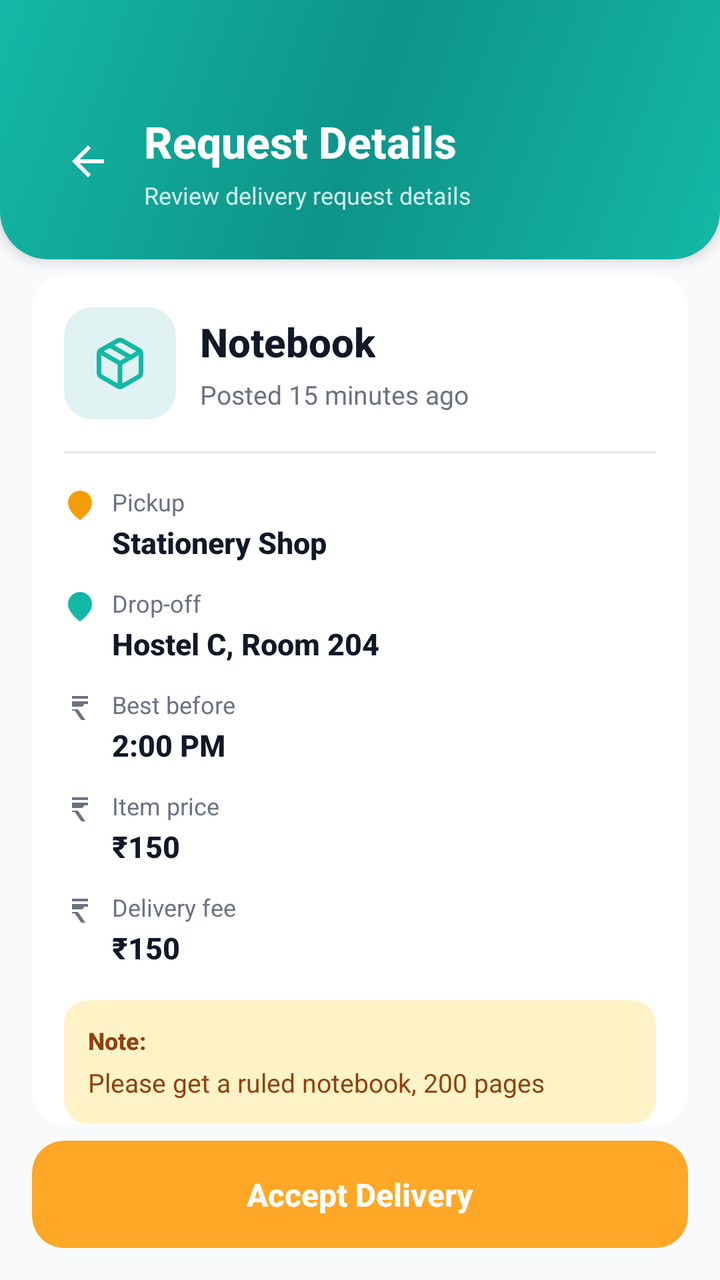
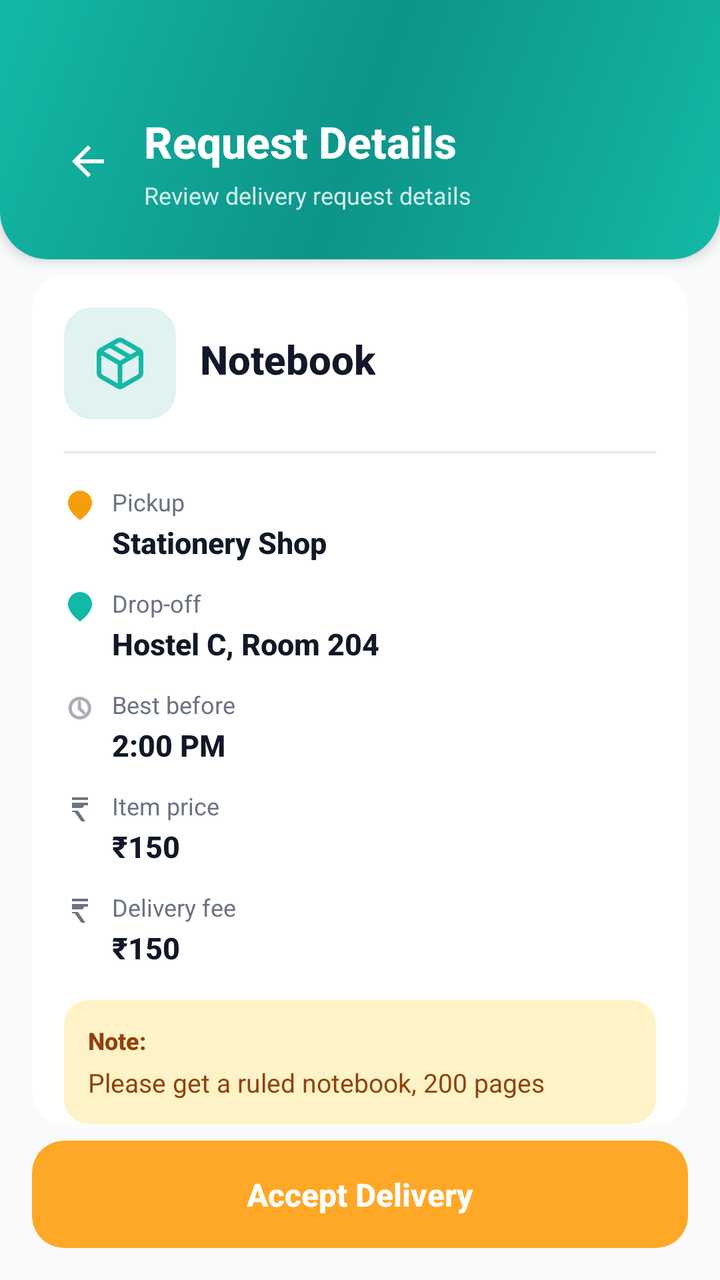

The first picture is an Android layout as it rendered before a commit; the second is the same layout after the commit. The layout source and the unified diff follow.
<!-- AndroidManifest.xml: application theme Theme.SmallBasket -->
<!-- res/layout/activity_request_details.xml -->
<?xml version="1.0" encoding="utf-8"?>
<androidx.constraintlayout.widget.ConstraintLayout
    xmlns:android="http://schemas.android.com/apk/res/android"
    xmlns:app="http://schemas.android.com/apk/res-auto"
    xmlns:tools="http://schemas.android.com/tools"
    android:layout_width="match_parent"
    android:layout_height="match_parent"
    android:background="#F9FAFB"
    android:fitsSystemWindows="false"
    tools:context=".RequestDetailActivity">

    
    <LinearLayout
        android:id="@+id/headerLayout"
        android:layout_width="match_parent"
        android:layout_height="wrap_content"
        android:orientation="vertical"
        android:background="@drawable/bg_teal_gradient"
        android:paddingTop="48dp"
        android:paddingBottom="24dp"
        android:paddingStart="24dp"
        android:paddingEnd="24dp"
        android:elevation="4dp"
        app:layout_constraintTop_toTopOf="parent"
        app:layout_constraintStart_toStartOf="parent"
        app:layout_constraintEnd_toEndOf="parent">

        
        <LinearLayout
            android:layout_width="match_parent"
            android:layout_height="wrap_content"
            android:layout_marginTop="8dp"
            android:gravity="center_vertical"
            android:orientation="horizontal">

            <ImageView
                android:id="@+id/btnBack"
                android:layout_width="40dp"
                android:layout_height="40dp"
                android:background="?attr/selectableItemBackgroundBorderless"
                android:clickable="true"
                android:contentDescription="Back"
                android:focusable="true"
                android:padding="8dp"
                android:src="@drawable/ic_arrow_back"
                app:tint="#FFFFFF" />

            <LinearLayout
                android:layout_width="0dp"
                android:layout_height="wrap_content"
                android:layout_marginStart="8dp"
                android:layout_weight="1"
                android:orientation="vertical">

                <TextView
                    android:id="@+id/tvHeaderTitle"
                    android:layout_width="match_parent"
                    android:layout_height="wrap_content"
                    android:layout_marginBottom="4dp"
                    android:fontFamily="sans-serif-medium"
                    android:text="Request Details"
                    android:textColor="#FFFFFF"
                    android:textSize="22sp"
                    android:textStyle="bold" />

                <TextView
                    android:layout_width="match_parent"
                    android:layout_height="wrap_content"
                    android:alpha="0.9"
                    android:text="Review delivery request details"
                    android:textColor="#E6FFFFFF"
                    android:textSize="12sp" />
            </LinearLayout>
        </LinearLayout>
    </LinearLayout>

    
    <androidx.cardview.widget.CardView
        android:id="@+id/cardContent"
        android:layout_width="0dp"
        android:layout_height="0dp"
        android:layout_marginStart="16dp"
        android:layout_marginEnd="16dp"
        android:layout_marginTop="8dp"
        android:layout_marginBottom="8dp"
        app:cardCornerRadius="16dp"
        app:cardElevation="0dp"
        app:cardBackgroundColor="#FFFFFF"
        app:layout_constraintTop_toBottomOf="@id/headerLayout"
        app:layout_constraintBottom_toTopOf="@id/btnAcceptRequest"
        app:layout_constraintStart_toStartOf="parent"
        app:layout_constraintEnd_toEndOf="parent">

        <ScrollView
            android:id="@+id/scrollView"
            android:layout_width="match_parent"
            android:layout_height="match_parent"
            android:scrollbars="none"
            android:overScrollMode="never">

            <LinearLayout
                android:layout_width="match_parent"
                android:layout_height="wrap_content"
                android:orientation="vertical"
                android:padding="16dp">

                
                <LinearLayout
                    android:layout_width="match_parent"
                    android:layout_height="wrap_content"
                    android:orientation="horizontal"
                    android:gravity="start"
                    android:layout_marginBottom="16dp">

                    
                    <androidx.cardview.widget.CardView
                        android:layout_width="56dp"
                        android:layout_height="56dp"
                        app:cardCornerRadius="14dp"
                        app:cardElevation="0dp"
                        app:cardBackgroundColor="#E0F2F1"
                        android:layout_marginEnd="12dp">

                        <ImageView
                            android:layout_width="28dp"
                            android:layout_height="28dp"
                            android:layout_gravity="center"
                            android:src="@drawable/ic_package"
                            app:tint="#14B8A6"
                            android:contentDescription="Package icon" />
                    </androidx.cardview.widget.CardView>

                    <LinearLayout
                        android:layout_width="0dp"
                        android:layout_weight="1"
                        android:layout_height="wrap_content"
                        android:orientation="vertical"
                        android:layout_gravity="center_vertical">

                        
                        <TextView
                            android:id="@+id/tvItemTitle"
                            android:layout_width="wrap_content"
                            android:layout_height="wrap_content"
                            android:text="Notebook"
                            android:textColor="#111827"
                            android:textSize="20sp"
                            android:textStyle="bold"
                            android:fontFamily="sans-serif-medium"
                            android:layout_marginBottom="4dp" />

                        
                        <TextView
                            android:id="@+id/tvPostedTime"
                            android:layout_width="wrap_content"
                            android:layout_height="wrap_content"
                            android:text="Posted 15 minutes ago"
                            android:textColor="#6B7280"
                            android:textSize="13sp"
                            android:fontFamily="sans-serif" />
                    </LinearLayout>
                </LinearLayout>

                
                <LinearLayout
                    android:id="@+id/layoutPriority"
                    android:layout_width="wrap_content"
                    android:layout_height="wrap_content"
                    android:orientation="horizontal"
                    android:gravity="center"
                    android:paddingStart="12dp"
                    android:paddingEnd="12dp"
                    android:paddingTop="6dp"
                    android:paddingBottom="6dp"
                    android:background="@drawable/bg_priority_badge"
                    android:layout_marginBottom="16dp"
                    android:visibility="gone">

                    <ImageView
                        android:layout_width="14dp"
                        android:layout_height="14dp"
                        android:layout_marginEnd="6dp"
                        android:src="@drawable/ic_rupee"
                        app:tint="#D97706"
                        android:contentDescription="Priority icon" />

                    <TextView
                        android:id="@+id/tvPriority"
                        android:layout_width="wrap_content"
                        android:layout_height="wrap_content"
                        android:text="Priority"
                        android:textColor="#D97706"
                        android:textSize="12sp"
                        android:textStyle="bold"
                        android:fontFamily="sans-serif-medium" />
                </LinearLayout>

                
                <View
                    android:layout_width="match_parent"
                    android:layout_height="1dp"
                    android:background="#E5E7EB"
                    android:layout_marginBottom="16dp" />

                
                <LinearLayout
                    android:layout_width="match_parent"
                    android:layout_height="wrap_content"
                    android:orientation="horizontal"
                    android:gravity="start"
                    android:layout_marginBottom="12dp">

                    <ImageView
                        android:layout_width="16dp"
                        android:layout_height="16dp"
                        android:layout_marginEnd="8dp"
                        android:layout_marginTop="2dp"
                        android:src="@drawable/ic_map_pin"
                        app:tint="#F59E0B"
                        android:contentDescription="Pickup location icon" />

                    <LinearLayout
                        android:layout_width="0dp"
                        android:layout_weight="1"
                        android:layout_height="wrap_content"
                        android:orientation="vertical">

                        <TextView
                            android:layout_width="wrap_content"
                            android:layout_height="wrap_content"
                            android:text="Pickup"
                            android:textColor="#6B7280"
                            android:textSize="12sp"
                            android:fontFamily="sans-serif"
                            android:layout_marginBottom="2dp" />

                        <TextView
                            android:id="@+id/tvPickup"
                            android:layout_width="wrap_content"
                            android:layout_height="wrap_content"
                            android:text="Stationery Shop"
                            android:textColor="#111827"
                            android:textSize="15sp"
                            android:textStyle="bold"
                            android:fontFamily="sans-serif-medium" />
                    </LinearLayout>
                </LinearLayout>

                
                <LinearLayout
                    android:layout_width="match_parent"
                    android:layout_height="wrap_content"
                    android:orientation="horizontal"
                    android:gravity="start"
                    android:layout_marginBottom="12dp">

                    <ImageView
                        android:layout_width="16dp"
                        android:layout_height="16dp"
                        android:layout_marginEnd="8dp"
                        android:layout_marginTop="2dp"
                        android:src="@drawable/ic_map_pin"
                        app:tint="#14B8A6"
                        android:contentDescription="Drop location icon" />

                    <LinearLayout
                        android:layout_width="0dp"
                        android:layout_weight="1"
                        android:layout_height="wrap_content"
                        android:orientation="vertical">

                        <TextView
                            android:layout_width="wrap_content"
                            android:layout_height="wrap_content"
                            android:text="Drop-off"
                            android:textColor="#6B7280"
                            android:textSize="12sp"
                            android:fontFamily="sans-serif"
                            android:layout_marginBottom="2dp" />

                        <TextView
                            android:id="@+id/tvDrop"
                            android:layout_width="wrap_content"
                            android:layout_height="wrap_content"
                            android:text="Hostel C, Room 204"
                            android:textColor="#111827"
                            android:textSize="15sp"
                            android:textStyle="bold"
                            android:fontFamily="sans-serif-medium" />
                    </LinearLayout>
                </LinearLayout>

                
                <LinearLayout
                    android:id="@+id/layoutBestBefore"
                    android:layout_width="match_parent"
                    android:layout_height="wrap_content"
                    android:orientation="horizontal"
                    android:gravity="start"
                    android:layout_marginBottom="12dp">

                    <ImageView
                        android:layout_width="16dp"
                        android:layout_height="16dp"
                        android:layout_marginEnd="8dp"
                        android:layout_marginTop="2dp"
                        android:src="@drawable/ic_rupee"
                        app:tint="#6B7280"
                        android:contentDescription="Time icon" />

                    <LinearLayout
                        android:layout_width="0dp"
                        android:layout_weight="1"
                        android:layout_height="wrap_content"
                        android:orientation="vertical">

                        <TextView
                            android:layout_width="wrap_content"
                            android:layout_height="wrap_content"
                            android:text="Best before"
                            android:textColor="#6B7280"
                            android:textSize="12sp"
                            android:fontFamily="sans-serif"
                            android:layout_marginBottom="2dp" />

                        <TextView
                            android:id="@+id/tvBestBefore"
                            android:layout_width="wrap_content"
                            android:layout_height="wrap_content"
                            android:text="2:00 PM"
                            android:textColor="#111827"
                            android:textSize="15sp"
                            android:textStyle="bold"
                            android:fontFamily="sans-serif-medium" />
                    </LinearLayout>
                </LinearLayout>

                
                <LinearLayout
                    android:id="@+id/layoutItemPrice"
                    android:layout_width="match_parent"
                    android:layout_height="wrap_content"
                    android:orientation="horizontal"
                    android:gravity="start"
                    android:layout_marginBottom="12dp">

                    <ImageView
                        android:layout_width="16dp"
                        android:layout_height="16dp"
                        android:layout_marginEnd="8dp"
                        android:layout_marginTop="2dp"
                        android:src="@drawable/ic_rupee"
                        app:tint="#6B7280"
                        android:contentDescription="Item price icon" />

                    <LinearLayout
                        android:layout_width="0dp"
                        android:layout_weight="1"
                        android:layout_height="wrap_content"
                        android:orientation="vertical">

                        <TextView
                            android:layout_width="wrap_content"
                            android:layout_height="wrap_content"
                            android:text="Item price"
                            android:textColor="#6B7280"
                            android:textSize="12sp"
                            android:fontFamily="sans-serif"
                            android:layout_marginBottom="2dp" />

                        <TextView
                            android:id="@+id/tvItemPrice"
                            android:layout_width="wrap_content"
                            android:layout_height="wrap_content"
                            android:text="₹150"
                            android:textColor="#111827"
                            android:textSize="15sp"
                            android:textStyle="bold"
                            android:fontFamily="sans-serif-medium" />
                    </LinearLayout>
                </LinearLayout>

                
                <LinearLayout
                    android:layout_width="match_parent"
                    android:layout_height="wrap_content"
                    android:orientation="horizontal"
                    android:gravity="start"
                    android:layout_marginBottom="16dp">

                    <ImageView
                        android:layout_width="16dp"
                        android:layout_height="16dp"
                        android:layout_marginEnd="8dp"
                        android:layout_marginTop="2dp"
                        android:src="@drawable/ic_rupee"
                        app:tint="#6B7280"
                        android:contentDescription="Price tag icon" />

                    <LinearLayout
                        android:layout_width="0dp"
                        android:layout_weight="1"
                        android:layout_height="wrap_content"
                        android:orientation="vertical">

                        <TextView
                            android:layout_width="wrap_content"
                            android:layout_height="wrap_content"
                            android:text="Delivery fee"
                            android:textColor="#6B7280"
                            android:textSize="12sp"
                            android:fontFamily="sans-serif"
                            android:layout_marginBottom="2dp" />

                        <TextView
                            android:id="@+id/tvReward"
                            android:layout_width="wrap_content"
                            android:layout_height="wrap_content"
                            android:text="₹150"
                            android:textColor="#111827"
                            android:textSize="15sp"
                            android:textStyle="bold"
                            android:fontFamily="sans-serif-medium" />
                    </LinearLayout>
                </LinearLayout>

                
                <androidx.cardview.widget.CardView
                    android:id="@+id/cardNotes"
                    android:layout_width="match_parent"
                    android:layout_height="wrap_content"
                    app:cardCornerRadius="12dp"
                    app:cardElevation="0dp"
                    app:cardBackgroundColor="#FEF3C7"
                    android:layout_marginBottom="8dp">

                    <LinearLayout
                        android:layout_width="match_parent"
                        android:layout_height="wrap_content"
                        android:orientation="vertical"
                        android:padding="12dp">

                        <TextView
                            android:layout_width="wrap_content"
                            android:layout_height="wrap_content"
                            android:text="Note:"
                            android:textColor="#92400E"
                            android:textSize="12sp"
                            android:textStyle="bold"
                            android:fontFamily="sans-serif-medium"
                            android:layout_marginBottom="4dp" />

                        <TextView
                            android:id="@+id/tvNotes"
                            android:layout_width="match_parent"
                            android:layout_height="wrap_content"
                            android:text="Please get a ruled notebook, 200 pages"
                            android:textColor="#92400E"
                            android:textSize="13sp"
                            android:fontFamily="sans-serif"
                            android:lineSpacingExtra="2dp" />
                    </LinearLayout>
                </androidx.cardview.widget.CardView>

                
                <TextView
                    android:id="@+id/tvDeadline"
                    android:layout_width="wrap_content"
                    android:layout_height="wrap_content"
                    android:visibility="gone" />

                <TextView
                    android:id="@+id/tvSpecificPickup"
                    android:layout_width="wrap_content"
                    android:layout_height="wrap_content"
                    android:visibility="gone" />

                <TextView
                    android:id="@+id/tvSpecificDrop"
                    android:layout_width="wrap_content"
                    android:layout_height="wrap_content"
                    android:visibility="gone" />

                <TextView
                    android:id="@+id/tvImportance"
                    android:layout_width="wrap_content"
                    android:layout_height="wrap_content"
                    android:visibility="gone" />

                <TextView
                    android:id="@+id/tvNotesLabel"
                    android:layout_width="wrap_content"
                    android:layout_height="wrap_content"
                    android:visibility="gone" />

                <TextView
                    android:id="@+id/tvPriorityLabel"
                    android:layout_width="wrap_content"
                    android:layout_height="wrap_content"
                    android:visibility="gone" />

            </LinearLayout>
        </ScrollView>
    </androidx.cardview.widget.CardView>

    
    <androidx.cardview.widget.CardView
        android:id="@+id/btnAcceptRequest"
        android:layout_width="0dp"
        android:layout_height="wrap_content"
        android:layout_marginStart="16dp"
        android:layout_marginEnd="16dp"
        android:layout_marginBottom="16dp"
        app:cardCornerRadius="16dp"
        app:cardElevation="0dp"
        app:cardBackgroundColor="#FFA726"
        app:layout_constraintBottom_toBottomOf="parent"
        app:layout_constraintStart_toStartOf="parent"
        app:layout_constraintEnd_toEndOf="parent">

        <Button
            android:id="@+id/btnAcceptRequestInner"
            android:layout_width="match_parent"
            android:layout_height="wrap_content"
            android:text="Accept Delivery"
            android:textColor="#FFFFFF"
            android:textStyle="bold"
            android:textSize="16sp"
            android:padding="16dp"
            android:background="@android:color/transparent"
            android:textAllCaps="false" />
    </androidx.cardview.widget.CardView>

    
    <Button
        android:id="@+id/btnBackHome"
        android:layout_width="wrap_content"
        android:layout_height="wrap_content"
        android:visibility="gone"
        app:layout_constraintBottom_toBottomOf="parent"
        app:layout_constraintStart_toStartOf="parent" />

    <View
        android:id="@+id/headerBackground"
        android:layout_width="0dp"
        android:layout_height="0dp"
        android:visibility="gone"
        app:layout_constraintTop_toTopOf="parent" />

    <LinearLayout
        android:id="@+id/priorityContainer"
        android:layout_width="match_parent"
        android:layout_height="wrap_content"
        android:visibility="gone"
        app:layout_constraintTop_toTopOf="parent" />

    <LinearLayout
        android:id="@+id/buttonLayout"
        android:layout_width="match_parent"
        android:layout_height="wrap_content"
        android:visibility="gone"
        app:layout_constraintBottom_toBottomOf="parent" />

</androidx.constraintlayout.widget.ConstraintLayout>
<!-- resources referenced by this layout -->
<resources>
  <!-- drawable bg_priority_badge (drawable) -->
  <?xml version="1.0" encoding="utf-8"?>
  <shape xmlns:android="http://schemas.android.com/apk/res/android"
      android:shape="rectangle">
      <solid android:color="#FEF3C7" />
      <corners android:radius="9999dp" />
  </shape>
  <!-- drawable bg_teal_gradient (drawable) -->
  <?xml version="1.0" encoding="utf-8"?>
  <shape xmlns:android="http://schemas.android.com/apk/res/android">
      <gradient
          android:angle="135"
          android:startColor="#14B8A6"
          android:centerColor="#0D9488"
          android:endColor="#14B8A6"
          android:type="linear" />
      <corners
          android:bottomLeftRadius="24dp"
          android:bottomRightRadius="24dp" />
  </shape>
  <!-- drawable ic_arrow_back (drawable) -->
  <vector xmlns:android="http://schemas.android.com/apk/res/android"
      android:width="24dp"
      android:height="24dp"
      android:viewportWidth="24"
      android:viewportHeight="24">
      <path
          android:fillColor="#FFFFFF"
          android:pathData="M20,11H7.83l5.59,-5.59L12,4l-8,8 8,8 1.41,-1.41L7.83,13H20v-2z"/>
  </vector>
  <!-- drawable ic_map_pin (drawable) -->
  <vector xmlns:android="http://schemas.android.com/apk/res/android"
      android:width="24dp"
      android:height="24dp"
      android:viewportWidth="24"
      android:viewportHeight="24">
      <path
          android:fillColor="#000000"
          android:pathData="M21,10c0,7 -9,13 -9,13s-9,-6 -9,-13a9,9 0,0 1,18 0z" />
      <path
          android:fillColor="#FFFFFF"
          android:pathData="M12,13m-3,0a3,3 0,1 1,6 0a3,3 0,1 1,-6 0" />
  </vector>
  <!-- drawable ic_package (drawable) -->
  <?xml version="1.0" encoding="utf-8"?>
  <vector xmlns:android="http://schemas.android.com/apk/res/android"
      android:width="24dp"
      android:height="24dp"
      android:viewportWidth="24"
      android:viewportHeight="24">
      <path
          android:strokeColor="#14B8A6"
          android:strokeWidth="2"
          android:strokeLineCap="round"
          android:strokeLineJoin="round"
          android:fillColor="#00000000"
          android:pathData="M16.5,9.4l-9,-5.19M21,16V8a2,2 0,0 0,-1 -1.73l-7,-4a2,2 0,0 0,-2 0l-7,4A2,2 0,0 0,3 8v8a2,2 0,0 0,1 1.73l7,4a2,2 0,0 0,2 0l7,-4A2,2 0,0 0,21 16z"/>
      <path
          android:strokeColor="#14B8A6"
          android:strokeWidth="2"
          android:strokeLineCap="round"
          android:strokeLineJoin="round"
          android:fillColor="#00000000"
          android:pathData="M3.27,6.96L12,12.01l8.73,-5.05M12,22.08V12"/>
  </vector>
  <!-- drawable ic_rupee (drawable) -->
  <vector xmlns:android="http://schemas.android.com/apk/res/android"
      android:width="24dp"
      android:height="24dp"
      android:viewportWidth="24"
      android:viewportHeight="24">
      <path
          android:fillColor="#000000"
          android:pathData="M6,3h12v2H6V3z" />
      <path
          android:fillColor="#000000"
          android:pathData="M6,7h7c1.1,0 2,0.9 2,2s-0.9,2 -2,2H6v2h4.5l5.5,8h-3l-5,-7H6V7z" />
      <path
          android:fillColor="#000000"
          android:pathData="M6,7h12v2H6V7z" />
  </vector>
  <color name="teal_500">#14B8A6</color>
  <color name="teal_600">#0D9488</color>
  <color name="white">#FFFFFFFF</color>
  <color name="amber_500">#F59E0B</color>
  <color name="amber_600">#D97706</color>
  <color name="bg_light">#F9FAFB</color>
  <color name="card_bg_light">#FFFFFF</color>
  <color name="text_primary">#111827</color>
  <!-- unchanged entries left out for length: 1 -->
</resources>

<!-- the commit's change to res/layout/activity_request_details.xml (unified diff, before → after) -->
@@ -150,14 +150,14 @@
                             android:layout_marginBottom="4dp" />
 
                         
-                        <TextView
-                            android:id="@+id/tvPostedTime"
-                            android:layout_width="wrap_content"
-                            android:layout_height="wrap_content"
-                            android:text="Posted 15 minutes ago"
-                            android:textColor="#6B7280"
-                            android:textSize="13sp"
-                            android:fontFamily="sans-serif" />
+
+
+
+
+
+
+
+
                     </LinearLayout>
                 </LinearLayout>
 
@@ -176,13 +176,13 @@
                     android:layout_marginBottom="16dp"
                     android:visibility="gone">
 
-                    <ImageView
-                        android:layout_width="14dp"
-                        android:layout_height="14dp"
-                        android:layout_marginEnd="6dp"
-                        android:src="@drawable/ic_rupee"
-                        app:tint="#D97706"
-                        android:contentDescription="Priority icon" />
+
+
+
+
+
+
+
 
                     <TextView
                         android:id="@+id/tvPriority"
@@ -304,7 +304,7 @@
                         android:layout_height="16dp"
                         android:layout_marginEnd="8dp"
                         android:layout_marginTop="2dp"
-                        android:src="@drawable/ic_rupee"
+                        android:src="@android:drawable/ic_menu_recent_history"
                         app:tint="#6B7280"
                         android:contentDescription="Time icon" />
 
